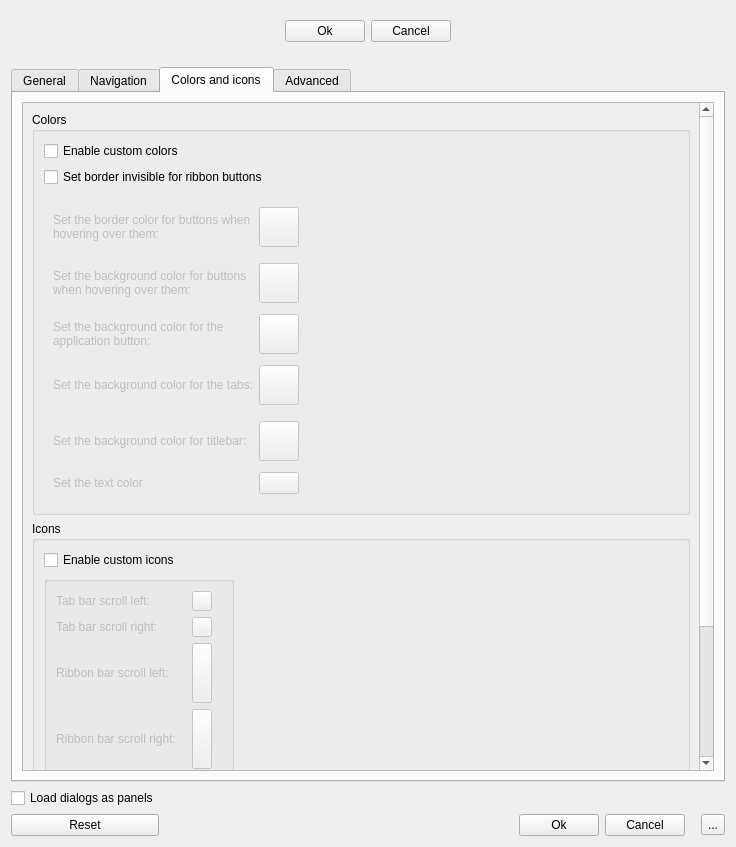
The window that Resources/ui/Settings.ui (APEbbers/FreeCAD-Ribbon) describes before a commit, drawn with Qt 5.
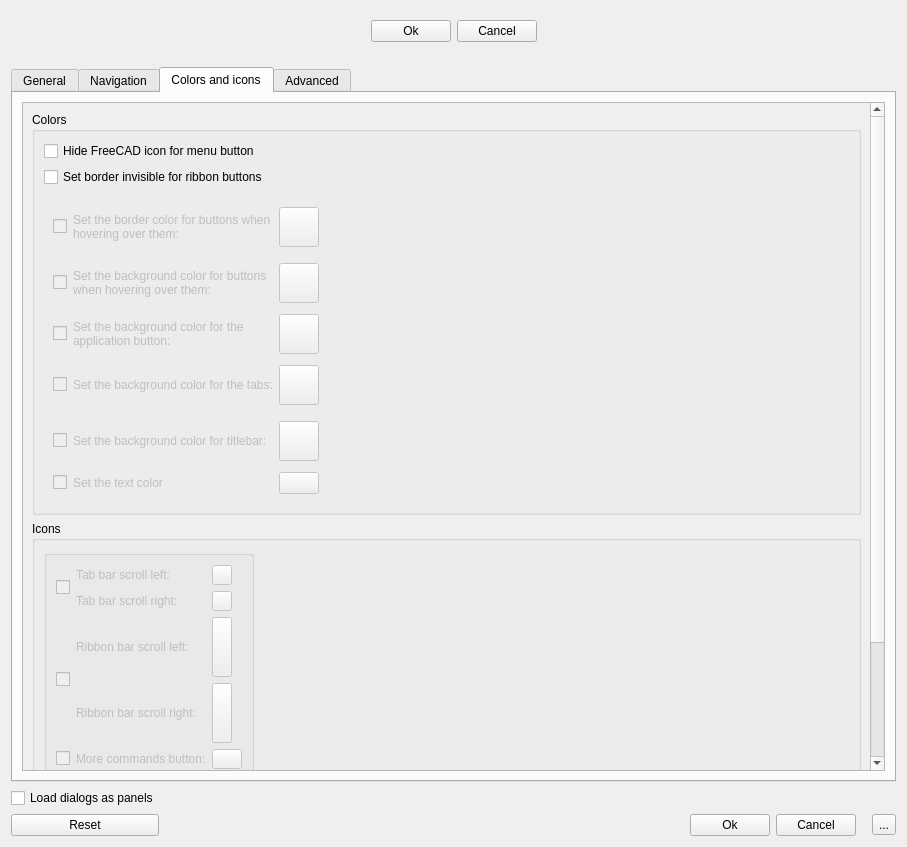
The same window after the commit. Custom widgets are drawn as their Qt base class.

Commit message: Individual icon settings - 1

What changed in the file:
```diff
--- a/Resources/ui/Settings.ui
+++ b/Resources/ui/Settings.ui
@@ -9,7 +9,7 @@
    <rect>
     <x>0</x>
     <y>0</y>
-    <width>736</width>
+    <width>907</width>
     <height>847</height>
    </rect>
   </property>
@@ -218,7 +218,7 @@
            <rect>
             <x>0</x>
             <y>0</y>
-            <width>681</width>
+            <width>852</width>
             <height>1278</height>
            </rect>
           </property>
@@ -1521,7 +1521,7 @@
            <rect>
             <x>0</x>
             <y>0</y>
-            <width>681</width>
+            <width>852</width>
             <height>646</height>
            </rect>
           </property>
@@ -1874,9 +1874,9 @@
           <property name="geometry">
            <rect>
             <x>0</x>
-            <y>0</y>
-            <width>681</width>
-            <height>844</height>
+            <y>-170</y>
+            <width>852</width>
+            <height>816</height>
            </rect>
           </property>
           <layout class="QGridLayout" name="gridLayout_36">
@@ -1892,20 +1892,6 @@
               <string>Colors</string>
              </property>
              <layout class="QGridLayout" name="gridLayout_21">
-              <item row="0" column="0">
-               <widget class="QCheckBox" name="CustomColors">
-                <property name="text">
-                 <string>Enable custom colors</string>
-                </property>
-               </widget>
-              </item>
-              <item row="1" column="0">
-               <widget class="QCheckBox" name="BorderTransparant">
-                <property name="text">
-                 <string>Set border invisible for ribbon buttons</string>
-                </property>
-               </widget>
-              </item>
               <item row="2" column="0">
                <widget class="QFrame" name="ColorS">
                 <property name="enabled">
@@ -1920,7 +1906,32 @@
                 <layout class="QGridLayout" name="gridLayout_35">
                  <item row="0" column="0">
                   <layout class="QGridLayout" name="gridLayout_20">
-                   <item row="4" column="0">
+                   <item row="1" column="2">
+                    <widget class="Gui::ColorButton" name="Color_Background_Hover">
+                     <property name="sizePolicy">
+                      <sizepolicy hsizetype="Fixed" vsizetype="Fixed">
+                       <horstretch>0</horstretch>
+                       <verstretch>0</verstretch>
+                      </sizepolicy>
+                     </property>
+                     <property name="minimumSize">
+                      <size>
+                       <width>20</width>
+                       <height>40</height>
+                      </size>
+                     </property>
+                     <property name="text">
+                      <string notr="true"/>
+                     </property>
+                     <property name="allowTransparency">
+                      <bool>true</bool>
+                     </property>
+                    </widget>
+                   </item>
+                   <item row="5" column="2">
+                    <widget class="Gui::ColorButton" name="Color_Font"/>
+                   </item>
+                   <item row="4" column="1">
                     <widget class="QLabel" name="label_47">
                      <property name="minimumSize">
                       <size>
@@ -1933,8 +1944,8 @@
                      </property>
                     </widget>
                    </item>
-                   <item row="1" column="1">
-                    <widget class="Gui::ColorButton" name="Color_Background_Hover">
+                   <item row="3" column="2">
+                    <widget class="Gui::ColorButton" name="Color_Background_Tabs">
                      <property name="sizePolicy">
                       <sizepolicy hsizetype="Fixed" vsizetype="Fixed">
                        <horstretch>0</horstretch>
@@ -1947,15 +1958,12 @@
                        <height>40</height>
                       </size>
                      </property>
-                     <property name="text">
-                      <string notr="true"/>
-                     </property>
                      <property name="allowTransparency">
                       <bool>true</bool>
                      </property>
                     </widget>
                    </item>
-                   <item row="0" column="1">
+                   <item row="0" column="2">
                     <widget class="Gui::ColorButton" name="Color_Borders">
                      <property name="sizePolicy">
                       <sizepolicy hsizetype="Fixed" vsizetype="Fixed">
@@ -1977,52 +1985,7 @@
                      </property>
                     </widget>
                    </item>
-                   <item row="3" column="0">
-                    <widget class="QLabel" name="label_46">
-                     <property name="minimumSize">
-                      <size>
-                       <width>0</width>
-                       <height>50</height>
-                      </size>
-                     </property>
-                     <property name="text">
-                      <string>&lt;html&gt;&lt;head/&gt;&lt;body&gt;&lt;p&gt;Set the background color for the tabs:&lt;/p&gt;&lt;/body&gt;&lt;/html&gt;</string>
-                     </property>
-                    </widget>
-                   </item>
-                   <item row="2" column="1">
-                    <widget class="Gui::ColorButton" name="Color_Background_App">
-                     <property name="sizePolicy">
-                      <sizepolicy hsizetype="Fixed" vsizetype="Fixed">
-                       <horstretch>0</horstretch>
-                       <verstretch>0</verstretch>
-                      </sizepolicy>
-                     </property>
-                     <property name="minimumSize">
-                      <size>
-                       <width>20</width>
-                       <height>40</height>
-                      </size>
-                     </property>
-                     <property name="text">
-                      <string notr="true"/>
-                     </property>
-                     <property name="allowTransparency">
-                      <bool>true</bool>
-                     </property>
-                    </widget>
-                   </item>
-                   <item row="5" column="0">
-                    <widget class="QLabel" name="label_31">
-                     <property name="text">
-                      <string>Set the text color</string>
-                     </property>
-                    </widget>
-                   </item>
-                   <item row="5" column="1">
-                    <widget class="Gui::ColorButton" name="Color_Font"/>
-                   </item>
-                   <item row="1" column="0">
+                   <item row="1" column="1">
                     <widget class="QLabel" name="label_30">
                      <property name="minimumSize">
                       <size>
@@ -2044,7 +2007,29 @@
                      </property>
                     </widget>
                    </item>
-                   <item row="2" column="0">
+                   <item row="2" column="2">
+                    <widget class="Gui::ColorButton" name="Color_Background_App">
+                     <property name="sizePolicy">
+                      <sizepolicy hsizetype="Fixed" vsizetype="Fixed">
+                       <horstretch>0</horstretch>
+                       <verstretch>0</verstretch>
+                      </sizepolicy>
+                     </property>
+                     <property name="minimumSize">
+                      <size>
+                       <width>20</width>
+                       <height>40</height>
+                      </size>
+                     </property>
+                     <property name="text">
+                      <string notr="true"/>
+                     </property>
+                     <property name="allowTransparency">
+                      <bool>true</bool>
+                     </property>
+                    </widget>
+                   </item>
+                   <item row="2" column="1">
                     <widget class="QLabel" name="label_9">
                      <property name="minimumSize">
                       <size>
@@ -2066,7 +2051,20 @@
                      </property>
                     </widget>
                    </item>
-                   <item row="4" column="1">
+                   <item row="3" column="1">
+                    <widget class="QLabel" name="label_46">
+                     <property name="minimumSize">
+                      <size>
+                       <width>0</width>
+                       <height>50</height>
+                      </size>
+                     </property>
+                     <property name="text">
+                      <string>&lt;html&gt;&lt;head/&gt;&lt;body&gt;&lt;p&gt;Set the background color for the tabs:&lt;/p&gt;&lt;/body&gt;&lt;/html&gt;</string>
+                     </property>
+                    </widget>
+                   </item>
+                   <item row="4" column="2">
                     <widget class="Gui::ColorButton" name="Color_Background_TitleBar">
                      <property name="sizePolicy">
                       <sizepolicy hsizetype="Fixed" vsizetype="Fixed">
@@ -2085,7 +2083,7 @@
                      </property>
                     </widget>
                    </item>
-                   <item row="0" column="0">
+                   <item row="0" column="1">
                     <widget class="QLabel" name="label_6">
                      <property name="minimumSize">
                       <size>
@@ -2107,22 +2105,52 @@
                      </property>
                     </widget>
                    </item>
-                   <item row="3" column="1">
-                    <widget class="Gui::ColorButton" name="Color_Background_Tabs">
-                     <property name="sizePolicy">
-                      <sizepolicy hsizetype="Fixed" vsizetype="Fixed">
-                       <horstretch>0</horstretch>
-                       <verstretch>0</verstretch>
-                      </sizepolicy>
+                   <item row="5" column="1">
+                    <widget class="QLabel" name="label_31">
+                     <property name="text">
+                      <string>Set the text color</string>
                      </property>
-                     <property name="minimumSize">
-                      <size>
-                       <width>20</width>
-                       <height>40</height>
-                      </size>
+                    </widget>
+                   </item>
+                   <item row="0" column="0">
+                    <widget class="QCheckBox" name="EnableBorderColor">
+                     <property name="text">
+                      <string/>
                      </property>
-                     <property name="allowTransparency">
-                      <bool>true</bool>
+                    </widget>
+                   </item>
+                   <item row="1" column="0">
+                    <widget class="QCheckBox" name="EnableBackGroundColor">
+                     <property name="text">
+                      <string/>
+                     </property>
+                    </widget>
+                   </item>
+                   <item row="2" column="0">
+                    <widget class="QCheckBox" name="EnableBackGroundColor_App">
+                     <property name="text">
+                      <string/>
+                     </property>
+                    </widget>
+                   </item>
+                   <item row="3" column="0">
+                    <widget class="QCheckBox" name="EnableBackGroundColor_Tab">
+                     <property name="text">
+                      <string/>
+                     </property>
+                    </widget>
+                   </item>
+                   <item row="4" column="0">
+                    <widget class="QCheckBox" name="EnableBackGroundColor_TitleBar">
+                     <property name="text">
+                      <string/>
+                     </property>
+                    </widget>
+                   </item>
+                   <item row="5" column="0">
+                    <widget class="QCheckBox" name="EnableTextColor">
+                     <property name="text">
+                      <string/>
                      </property>
                     </widget>
                    </item>
@@ -2144,6 +2172,20 @@
                 </layout>
                </widget>
               </item>
+              <item row="0" column="0">
+               <widget class="QCheckBox" name="HideMenuIcon">
+                <property name="text">
+                 <string>Hide FreeCAD icon for menu button</string>
+                </property>
+               </widget>
+              </item>
+              <item row="1" column="0">
+               <widget class="QCheckBox" name="BorderTransparant">
+                <property name="text">
+                 <string>Set border invisible for ribbon buttons</string>
+                </property>
+               </widget>
+              </item>
              </layout>
             </widget>
            </item>
@@ -2153,7 +2195,20 @@
               <string>Icons</string>
              </property>
              <layout class="QGridLayout" name="gridLayout_23">
-              <item row="1" column="0">
+              <item row="0" column="1">
+               <spacer name="horizontalSpacer_6">
+                <property name="orientation">
+                 <enum>Qt::Orientation::Horizontal</enum>
+                </property>
+                <property name="sizeHint" stdset="0">
+                 <size>
+                  <width>40</width>
+                  <height>20</height>
+                 </size>
+                </property>
+               </spacer>
+              </item>
+              <item row="0" column="0">
                <widget class="QGroupBox" name="IconS">
                 <property name="enabled">
                  <bool>false</bool>
@@ -2161,15 +2216,15 @@
                 <layout class="QGridLayout" name="gridLayout_33">
                  <item row="0" column="0">
                   <layout class="QGridLayout" name="gridLayout_22">
-                   <item row="0" column="0">
-                    <widget class="QLabel" name="label_16">
+                   <item row="6" column="1">
+                    <widget class="QLabel" name="label_29">
                      <property name="text">
-                      <string>&lt;html&gt;&lt;head/&gt;&lt;body&gt;&lt;p&gt;Tab bar scroll left:&lt;/p&gt;&lt;/body&gt;&lt;/html&gt;</string>
+                      <string>Pin button - pinned:</string>
                      </property>
                     </widget>
                    </item>
-                   <item row="0" column="1">
-                    <widget class="QPushButton" name="Tab_Scroll_Left">
+                   <item row="6" column="2">
+                    <widget class="QPushButton" name="pinButton_closed">
                      <property name="sizePolicy">
                       <sizepolicy hsizetype="Fixed" vsizetype="Fixed">
                        <horstretch>0</horstretch>
@@ -2178,20 +2233,20 @@
                      </property>
                      <property name="minimumSize">
                       <size>
-                       <width>10</width>
-                       <height>20</height>
+                       <width>30</width>
+                       <height>30</height>
                       </size>
                      </property>
                      <property name="maximumSize">
                       <size>
-                       <width>20</width>
-                       <height>20</height>
+                       <width>30</width>
+                       <height>30</height>
                       </size>
                      </property>
                      <property name="baseSize">
                       <size>
-                       <width>10</width>
-                       <height>40</height>
+                       <width>30</width>
+                       <height>30</height>
                       </size>
                      </property>
                      <property name="text">
@@ -2199,14 +2254,7 @@
                      </property>
                     </widget>
                    </item>
-                   <item row="1" column="0">
-                    <widget class="QLabel" name="label_17">
-                     <property name="text">
-                      <string>Tab bar scroll right:</string>
-                     </property>
-                    </widget>
-                   </item>
-                   <item row="1" column="1">
+                   <item row="1" column="2">
                     <widget class="QPushButton" name="Tab_Scroll_Right">
                      <property name="sizePolicy">
                       <sizepolicy hsizetype="Fixed" vsizetype="Fixed">
@@ -2237,14 +2285,7 @@
                      </property>
                     </widget>
                    </item>
-                   <item row="2" column="0">
-                    <widget class="QLabel" name="label_18">
-                     <property name="text">
-                      <string>Ribbon bar scroll left:</string>
-                     </property>
-                    </widget>
-                   </item>
-                   <item row="2" column="1">
+                   <item row="2" column="2">
                     <widget class="QPushButton" name="Ribbon_Scroll_Left">
                      <property name="sizePolicy">
                       <sizepolicy hsizetype="Fixed" vsizetype="Fixed">
@@ -2269,46 +2310,14 @@
                      </property>
                     </widget>
                    </item>
-                   <item row="3" column="0">
+                   <item row="3" column="1">
                     <widget class="QLabel" name="label_19">
                      <property name="text">
                       <string>&lt;html&gt;&lt;head/&gt;&lt;body&gt;&lt;p&gt;Ribbon bar scroll right:&lt;/p&gt;&lt;/body&gt;&lt;/html&gt;</string>
                      </property>
                     </widget>
                    </item>
-                   <item row="3" column="1">
-                    <widget class="QPushButton" name="Ribbon_Scroll_Right">
-                     <property name="sizePolicy">
-                      <sizepolicy hsizetype="Fixed" vsizetype="Fixed">
-                       <horstretch>0</horstretch>
-                       <verstretch>0</verstretch>
-                      </sizepolicy>
-                     </property>
-                     <property name="minimumSize">
-                      <size>
-                       <width>20</width>
-                       <height>60</height>
-                      </size>
-                     </property>
-                     <property name="maximumSize">
-                      <size>
-                       <width>20</width>
-                       <height>60</height>
-                      </size>
-                     </property>
-                     <property name="text">
-                      <string notr="true"/>
-                     </property>
-                    </widget>
-                   </item>
-                   <item row="4" column="0">
-                    <widget class="QLabel" name="label_20">
-                     <property name="text">
-                      <string>&lt;html&gt;&lt;head/&gt;&lt;body&gt;&lt;p&gt;More commands button:&lt;/p&gt;&lt;/body&gt;&lt;/html&gt;</string>
-                     </property>
-                    </widget>
-                   </item>
-                   <item row="4" column="1">
+                   <item row="4" column="2">
                     <widget class="QPushButton" name="MoreCommands">
                      <property name="sizePolicy">
                       <sizepolicy hsizetype="Fixed" vsizetype="Fixed">
@@ -2339,14 +2348,21 @@
                      </property>
                     </widget>
                    </item>
-                   <item row="5" column="0">
+                   <item row="5" column="1">
                     <widget class="QLabel" name="label_28">
                      <property name="text">
                       <string>Pin button - unpinned:</string>
                      </property>
                     </widget>
                    </item>
-                   <item row="5" column="1">
+                   <item row="2" column="1">
+                    <widget class="QLabel" name="label_18">
+                     <property name="text">
+                      <string>Ribbon bar scroll left:</string>
+                     </property>
+                    </widget>
+                   </item>
+                   <item row="5" column="2">
                     <widget class="QPushButton" name="pinButton_open">
                      <property name="sizePolicy">
                       <sizepolicy hsizetype="Fixed" vsizetype="Fixed">
@@ -2371,15 +2387,15 @@
                      </property>
                     </widget>
                    </item>
-                   <item row="6" column="0">
-                    <widget class="QLabel" name="label_29">
+                   <item row="1" column="1">
+                    <widget class="QLabel" name="label_17">
                      <property name="text">
-                      <string>Pin button - pinned:</string>
+                      <string>Tab bar scroll right:</string>
                      </property>
                     </widget>
                    </item>
-                   <item row="6" column="1">
-                    <widget class="QPushButton" name="pinButton_closed">
+                   <item row="0" column="2">
+                    <widget class="QPushButton" name="Tab_Scroll_Left">
                      <property name="sizePolicy">
                       <sizepolicy hsizetype="Fixed" vsizetype="Fixed">
                        <horstretch>0</horstretch>
@@ -2388,20 +2404,20 @@
                      </property>
                      <property name="minimumSize">
                       <size>
-                       <width>30</width>
-                       <height>30</height>
+                       <width>10</width>
+                       <height>20</height>
                       </size>
                      </property>
                      <property name="maximumSize">
                       <size>
-                       <width>30</width>
-                       <height>30</height>
+                       <width>20</width>
+                       <height>20</height>
                       </size>
                      </property>
                      <property name="baseSize">
                       <size>
-                       <width>30</width>
-                       <height>30</height>
+                       <width>10</width>
+                       <height>40</height>
                       </size>
                      </property>
                      <property name="text">
@@ -2409,31 +2425,78 @@
                      </property>
                     </widget>
                    </item>
+                   <item row="4" column="1">
+                    <widget class="QLabel" name="label_20">
+                     <property name="text">
+                      <string>&lt;html&gt;&lt;head/&gt;&lt;body&gt;&lt;p&gt;More commands button:&lt;/p&gt;&lt;/body&gt;&lt;/html&gt;</string>
+                     </property>
+                    </widget>
+                   </item>
+                   <item row="3" column="2">
+                    <widget class="QPushButton" name="Ribbon_Scroll_Right">
+                     <property name="sizePolicy">
+                      <sizepolicy hsizetype="Fixed" vsizetype="Fixed">
+                       <horstretch>0</horstretch>
+                       <verstretch>0</verstretch>
+                      </sizepolicy>
+                     </property>
+                     <property name="minimumSize">
+                      <size>
+                       <width>20</width>
+                       <height>60</height>
+                      </size>
+                     </property>
+                     <property name="maximumSize">
+                      <size>
+                       <width>20</width>
+                       <height>60</height>
+                      </size>
+                     </property>
+                     <property name="text">
+                      <string notr="true"/>
+                     </property>
+                    </widget>
+                   </item>
+                   <item row="0" column="1">
+                    <widget class="QLabel" name="label_16">
+                     <property name="text">
+                      <string>&lt;html&gt;&lt;head/&gt;&lt;body&gt;&lt;p&gt;Tab bar scroll left:&lt;/p&gt;&lt;/body&gt;&lt;/html&gt;</string>
+                     </property>
+                    </widget>
+                   </item>
+                   <item row="4" column="0">
+                    <widget class="QCheckBox" name="Enable_MoreCommands_Icon">
+                     <property name="text">
+                      <string/>
+                     </property>
+                    </widget>
+                   </item>
+                   <item row="5" column="0" rowspan="2">
+                    <widget class="QCheckBox" name="Enable_pinButton_Icon">
+                     <property name="text">
+                      <string/>
+                     </property>
+                    </widget>
+                   </item>
+                   <item row="2" column="0" rowspan="2">
+                    <widget class="QCheckBox" name="Enable_Ribbon_Scroll_Icon">
+                     <property name="text">
+                      <string/>
+                     </property>
+                    </widget>
+                   </item>
+                   <item row="0" column="0" rowspan="2">
+                    <widget class="QCheckBox" name="Enable_Tab_Scroll_Icon">
+                     <property name="text">
+                      <string/>
+                     </property>
+                    </widget>
+                   </item>
                   </layout>
                  </item>
                 </layout>
                </widget>
               </item>
-              <item row="0" column="0">
-               <widget class="QCheckBox" name="CustomIcons">
-                <property name="text">
-                 <string>Enable custom icons</string>
-                </property>
-               </widget>
-              </item>
-              <item row="1" column="1">
-               <spacer name="horizontalSpacer_6">
-                <property name="orientation">
-                 <enum>Qt::Orientation::Horizontal</enum>
-                </property>
-                <property name="sizeHint" stdset="0">
-                 <size>
-                  <width>40</width>
-                  <height>20</height>
-                 </size>
-                </property>
-               </spacer>
-              </item>
              </layout>
             </widget>
            </item>
@@ -2474,7 +2537,7 @@
            <rect>
             <x>0</x>
             <y>0</y>
-            <width>681</width>
+            <width>852</width>
             <height>695</height>
            </rect>
           </property>
```
Left out of the diff: 32 changed lines with no effect on the pictures. The commit also changes 5 other files.
